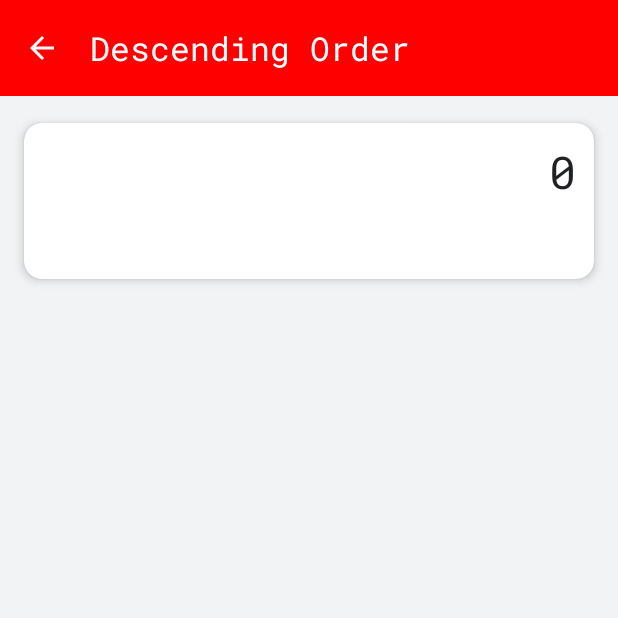
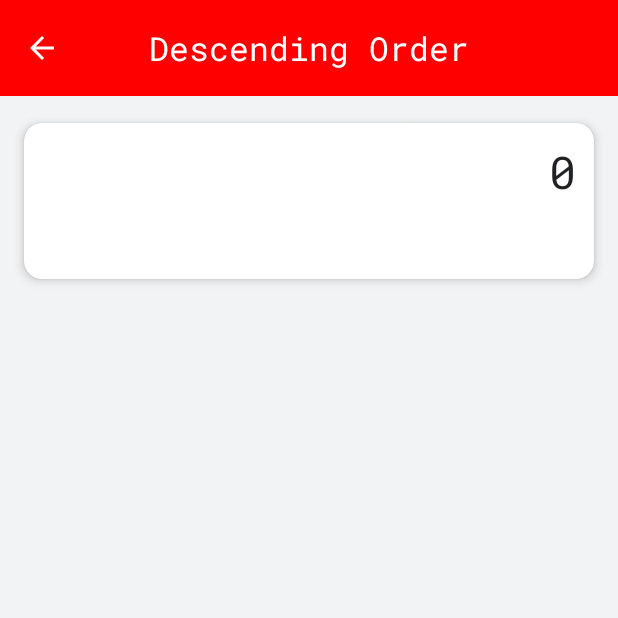
Before and after one commit to sangamesh123/MathsHomeworkApp, an Android app: the DecrOrder screen opened directly, with no data from a screen before it, after a tap on "Send", on a phone screen of 412 x 824 dp, the top half of it. Run offline under Robolectric (Android 15) with nearby library versions, the phone set to English and light mode, and no system bars; our stand-ins replace AdMob; 2 statements that could not run were skipped.

Commit message:
Added.xml and associated screen fixed

```diff
--- a/app/src/main/java/com/infovsn/homework/Addition.java
+++ b/app/src/main/java/com/infovsn/homework/Addition.java
@@ -140,6 +140,9 @@
                     setContentView(R.layout.added);
                     isShowingResult = true;
                     FontUtils.applyToActivity(Addition.this);
+                    // Set toolbar title for Addition result
+                    TextView toolbarTitle = findViewById(R.id.toolbarTitle);
+                    if (toolbarTitle != null) toolbarTitle.setText(R.string.m2);
                     at= findViewById(R.id.txtScr);
                     at.setMovementMethod(new ScrollingMovementMethod());
                     at.setTypeface(FontUtils.getRobotoMono(Addition.this));
@@ -223,6 +226,9 @@
                 setContentView(R.layout.added);
                 isShowingResult = true;
                 FontUtils.applyToActivity(Addition.this);
+                // Set toolbar title for Addition result
+                TextView toolbarTitle = findViewById(R.id.toolbarTitle);
+                if (toolbarTitle != null) toolbarTitle.setText(R.string.m2);
                 at= findViewById(R.id.txtScr);
                 at.setMovementMethod(new ScrollingMovementMethod());
                 at.setTypeface(FontUtils.getRobotoMono(Addition.this));
--- a/app/src/main/java/com/infovsn/homework/Cube.java
+++ b/app/src/main/java/com/infovsn/homework/Cube.java
@@ -138,10 +138,10 @@
                 String cc = inputBuffer.toString();
                 setContentView(R.layout.added);
                 isShowingResult = true;
-                // Set result toolbar title for Cube
-                MaterialToolbar tb = findViewById(R.id.toolbar);
-                if (tb != null) tb.setTitle(R.string.m11);
                 FontUtils.applyToActivity(Cube.this);
+                // Set toolbar title for Cube result
+                TextView toolbarTitle = findViewById(R.id.toolbarTitle);
+                if (toolbarTitle != null) toolbarTitle.setText(R.string.m11);
                 at=(TextView) findViewById(R.id.txtScr);
                 at.setMovementMethod(new ScrollingMovementMethod());
                 // Attach dynamic native-or-banner ad at bottom
--- a/app/src/main/java/com/infovsn/homework/DecrOrder.java
+++ b/app/src/main/java/com/infovsn/homework/DecrOrder.java
@@ -177,11 +177,11 @@
                 String txt = et.getText()+"";
 
                 setContentView(R.layout.added);
-                isShowingResult = true; // now in result layout
+                isShowingResult = true;
+                FontUtils.applyToActivity(DecrOrder.this);
                 // Set toolbar title for Descending Order result
-                MaterialToolbar tb = findViewById(R.id.toolbar);
-                if (tb != null) tb.setTitle(R.string.m7);
-                FontUtils.applyToActivity(DecrOrder.this);
+                TextView toolbarTitle = findViewById(R.id.toolbarTitle);
+                if (toolbarTitle != null) toolbarTitle.setText(R.string.m7);
                 at=(TextView) findViewById(R.id.txtScr);
                 at.setMovementMethod(new ScrollingMovementMethod());
                 at.setTypeface(FontUtils.getRobotoMono(DecrOrder.this));
--- a/app/src/main/java/com/infovsn/homework/Multiplication.java
+++ b/app/src/main/java/com/infovsn/homework/Multiplication.java
@@ -282,10 +282,10 @@
 
                 setContentView(R.layout.added);
                 isShowingResult = true;
-                // Set result toolbar title for Multiplication
-                MaterialToolbar tb = findViewById(R.id.toolbar);
-                if (tb != null) tb.setTitle(R.string.m4);
                 FontUtils.applyToActivity(Multiplication.this);
+                // Set toolbar title for Multiplication result
+                TextView toolbarTitle = findViewById(R.id.toolbarTitle);
+                if (toolbarTitle != null) toolbarTitle.setText(R.string.m4);
                 at=(TextView) findViewById(R.id.txtScr);
                 at.setMovementMethod(new ScrollingMovementMethod());
                 at.setTypeface(FontUtils.getRobotoMono(Multiplication.this));
--- a/app/src/main/java/com/infovsn/homework/Square.java
+++ b/app/src/main/java/com/infovsn/homework/Square.java
@@ -141,10 +141,10 @@
                 String cc = inputBuffer.toString();
                 setContentView(R.layout.added);
                 isShowingResult = true;
-                // Set result toolbar title for Square
-                MaterialToolbar tb = findViewById(R.id.toolbar);
-                if (tb != null) tb.setTitle(R.string.m10);
                 FontUtils.applyToActivity(Square.this);
+                // Set toolbar title for Square result
+                TextView toolbarTitle = findViewById(R.id.toolbarTitle);
+                if (toolbarTitle != null) toolbarTitle.setText(R.string.m10);
                 at=(TextView) findViewById(R.id.txtScr);
                 at.setMovementMethod(new ScrollingMovementMethod());
 
--- a/app/src/main/res/layout/added.xml
+++ b/app/src/main/res/layout/added.xml
@@ -8,12 +8,38 @@
     <com.google.android.material.appbar.MaterialToolbar
         android:id="@+id/toolbar"
         android:layout_width="match_parent"
-        android:layout_height="?attr/actionBarSize"
+        android:layout_height="wrap_content"
+        android:minHeight="64dp"
         android:layout_alignParentTop="true"
         android:background="@color/actionBarRed"
-        app:titleTextColor="@color/white"
-        app:navigationIconTint="@color/white"
-        app:title="@string/m2" />
+        android:elevation="0dp"
+        app:titleTextColor="@android:color/white"
+        app:navigationIconTint="@android:color/white"
+        app:titleCentered="true">
+
+        <TextView
+            android:id="@+id/toolbarTitle"
+            android:layout_width="wrap_content"
+            android:layout_height="wrap_content"
+            android:layout_gravity="center"
+            android:layout_marginStart="16dp"
+            android:layout_marginEnd="16dp"
+            android:gravity="center"
+            android:background="@android:color/transparent"
+            android:paddingStart="0dp"
+            android:paddingEnd="0dp"
+            android:paddingTop="0dp"
+            android:paddingBottom="0dp"
+            android:maxLines="1"
+            android:ellipsize="end"
+            android:includeFontPadding="false"
+            android:textColor="@android:color/white"
+            android:textSize="22sp"
+            android:fontFamily="@font/poppins_semibold"
+            android:textStyle="normal"
+            android:letterSpacing="0.05"
+            android:elevation="0dp"/>
+    </com.google.android.material.appbar.MaterialToolbar>
 
     <ScrollView
         android:id="@+id/scroll"
```
Also changed, not shown: app/src/main/java/com/infovsn/homework/Fraction.java (+5 -3 lines), app/src/main/java/com/infovsn/homework/Subtraction.java (+6 -6 lines).
